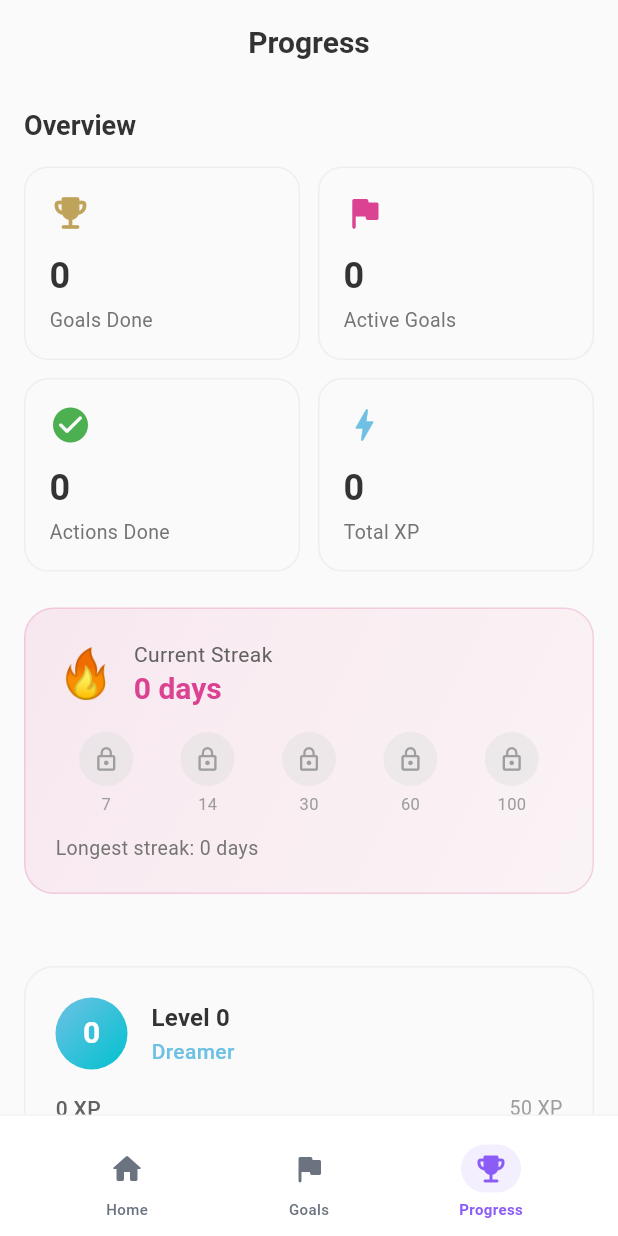
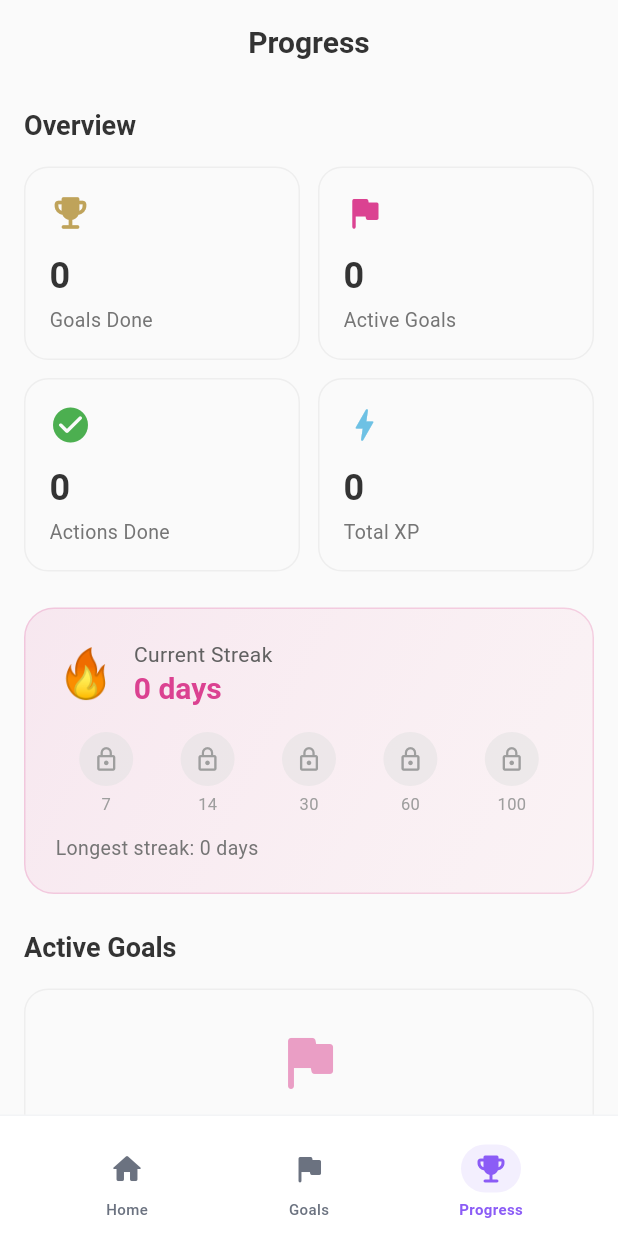
Before and after one commit to sixtusagbo/aspire, a Flutter app: the ProgressScreen screen opened by its route, on a phone screen of 412 x 824 dp. Run offline on Flutter 3.47's test engine with Material 3 defaults, Android fonts, the phone set to English and light mode, and no system bars; drawn by our look-alikes of toastification, upgrader; our stand-ins replace cloud_firestore, cloud_functions, confetti, dart_mappable, firebase_auth, firebase_core and 11 more; missing offline and left inert: purchases_flutter; accounts and stored records are empty; generated files the repository leaves out were written again.

Commit message:
Add empty state to Progress screen and verify loading states

```diff
--- a/lib/features/progress/progress_screen.dart
+++ b/lib/features/progress/progress_screen.dart
@@ -308,9 +308,57 @@ class _GoalsProgress extends StatelessWidget {
   @override
   Widget build(BuildContext context) {
     final activeGoals = goals.where((g) => !g.isCompleted).toList();
+    final isDark = Theme.of(context).brightness == Brightness.dark;
 
     if (activeGoals.isEmpty) {
-      return const SizedBox.shrink();
+      return Column(
+        crossAxisAlignment: CrossAxisAlignment.start,
+        children: [
+          Text(
+            'Active Goals',
+            style: Theme.of(context).textTheme.titleLarge?.copyWith(
+                  fontWeight: FontWeight.bold,
+                ),
+          ),
+          const SizedBox(height: 16),
+          Container(
+            width: double.infinity,
+            padding: const EdgeInsets.all(24),
+            decoration: BoxDecoration(
+              color: isDark ? Colors.grey.shade900 : Colors.grey.shade50,
+              borderRadius: BorderRadius.circular(16),
+              border: Border.all(
+                color: isDark ? Colors.grey.shade800 : Colors.grey.shade200,
+              ),
+            ),
+            child: Column(
+              children: [
+                Icon(
+                  Icons.flag_rounded,
+                  size: 48,
+                  color: AppTheme.primaryPink.withValues(alpha: 0.5),
+                ),
+                const SizedBox(height: 16),
+                Text(
+                  'No active goals yet',
+                  style: Theme.of(context).textTheme.titleMedium?.copyWith(
+                        fontWeight: FontWeight.w600,
+                      ),
+                ),
+                const SizedBox(height: 8),
+                Text(
+                  'Start your journey by setting a goal.\nEvery big achievement begins with a single step.',
+                  textAlign: TextAlign.center,
+                  style: TextStyle(
+                    color: isDark ? Colors.grey.shade400 : Colors.grey.shade600,
+                    height: 1.5,
+                  ),
+                ),
+              ],
+            ),
+          ),
+        ],
+      );
     }
 
     return Column(
```
Also changed, not shown: 2 other files.
